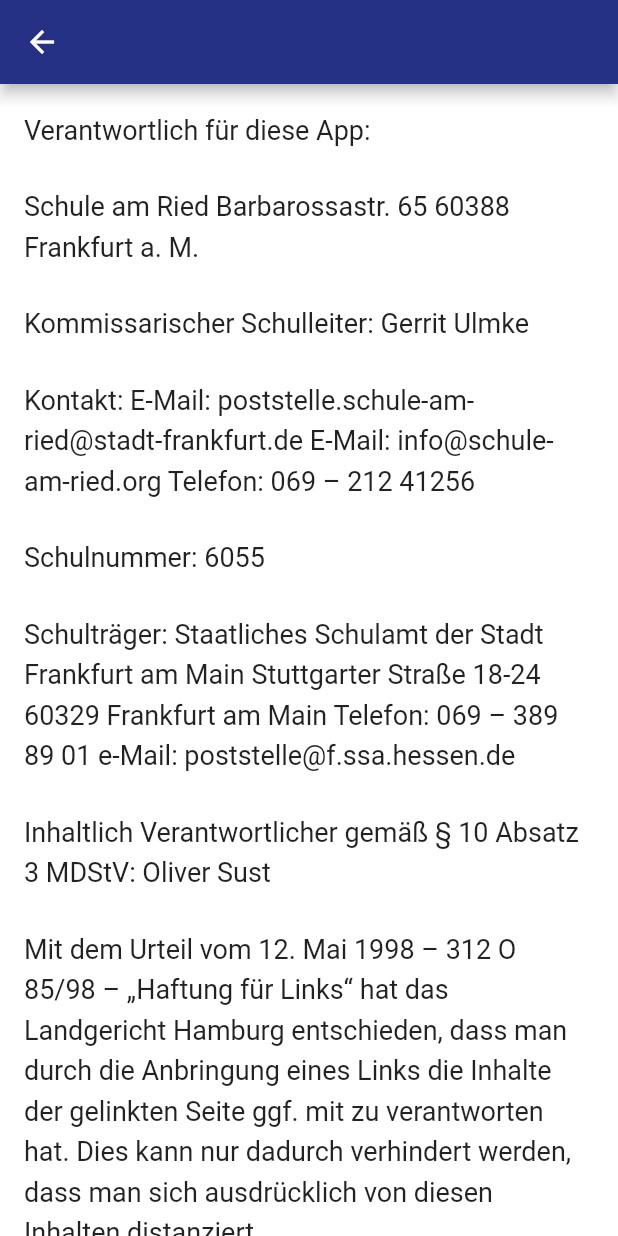
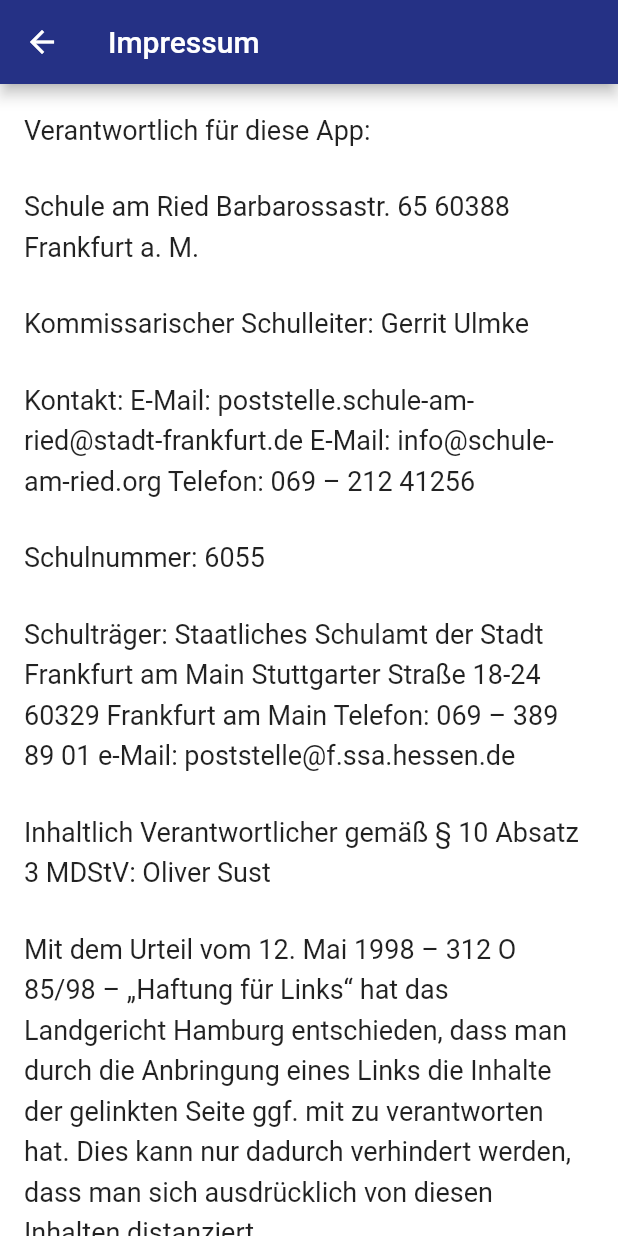
Before and after one commit to k0ncode/sar, a Flutter app: the AppInfo screen opened directly, after a tap on "Impressum", on a phone screen of 412 x 824 dp. Run offline on Flutter 3.47's test engine with Material 2 defaults, Android fonts, the phone set to English and light mode, and no system bars; our stand-ins replace cached_network_image, flutter_markdown, package_info; missing offline and left inert: mobile_scanner.

Commit message:
polished new app info page

```diff
--- a/lib/pages/app_info.dart
+++ b/lib/pages/app_info.dart
@@ -1,7 +1,8 @@
 import 'package:flutter/material.dart';
 import 'package:sar/main.dart';
+import 'package:sar/pages/impressum.dart';
 import 'package:sar/pages/navigate_to.dart';
-import 'package:sar/widgets/text_page.dart';
+import 'package:sar/pages/impressum.dart';
 
 class AppInfo extends StatelessWidget {
   const AppInfo({Key? key}) : super(key: key);
@@ -19,6 +20,7 @@
               child: Column(
                 mainAxisSize: MainAxisSize.min,
                 children: [
+                  const Expanded(flex: 1, child: SizedBox()),
                   ClipRRect(
                     borderRadius: BorderRadius.circular(32),
                     child: Image.asset("assets/icon/icon.png", width: 148),
@@ -26,38 +28,29 @@
                   const SizedBox(height: 16),
                   Text(
                     "Digitale Schulbroschüre \n der Schule am Ried",
-                    style: Theme.of(context)
-                        .textTheme
-                        .bodyText1!
-                        .copyWith(fontWeight: FontWeight.bold),
+                    style: Theme.of(context).textTheme.bodyText1!.copyWith(fontWeight: FontWeight.bold),
                     textAlign: TextAlign.center,
                   ),
                   const SizedBox(height: 16),
                   Text("Version $version"),
                   const SizedBox(height: 8),
                   TextButton(
-                    onPressed: () => navigateTo(
-                        const TextPage(textFile: "impressum.txt"), context),
+                    onPressed: () => navigateTo(const Impressum(), context),
                     child: Row(
                       mainAxisSize: MainAxisSize.min,
-                      children: const [
-                        Text("Impressum"),
-                        SizedBox(width: 4),
-                        Icon(Icons.launch)
-                      ],
+                      children: const [Text("Impressum"), SizedBox(width: 4), Icon(Icons.launch)],
                     ),
                   ),
                   TextButton(
                     onPressed: () => showLicensePage(context: context),
                     child: Row(
                       mainAxisSize: MainAxisSize.min,
-                      children: const [
-                        Text("Open-Source Lizenzen"),
-                        SizedBox(width: 4),
-                        Icon(Icons.launch)
-                      ],
+                      children: const [Text("Open-Source Lizenzen"), SizedBox(width: 4), Icon(Icons.launch)],
                     ),
-                  )
+                  ),
+                  const Expanded(flex: 1, child: SizedBox()),
+                  const Text("made by Konrad Strenge"),
+                  const SizedBox(height: 16),
                 ],
               ),
             ),
--- /dev/null
+++ b/lib/pages/impressum.dart
@@ -0,0 +1,11 @@
+import 'package:flutter/material.dart';
+import 'package:sar/widgets/text_page.dart';
+
+class Impressum extends StatelessWidget {
+  const Impressum({Key? key}) : super(key: key);
+
+  @override
+  Widget build(BuildContext context) {
+    return const TextPage(textFile: "impressum.txt", appBarTitle: "Impressum");
+  }
+}
```
